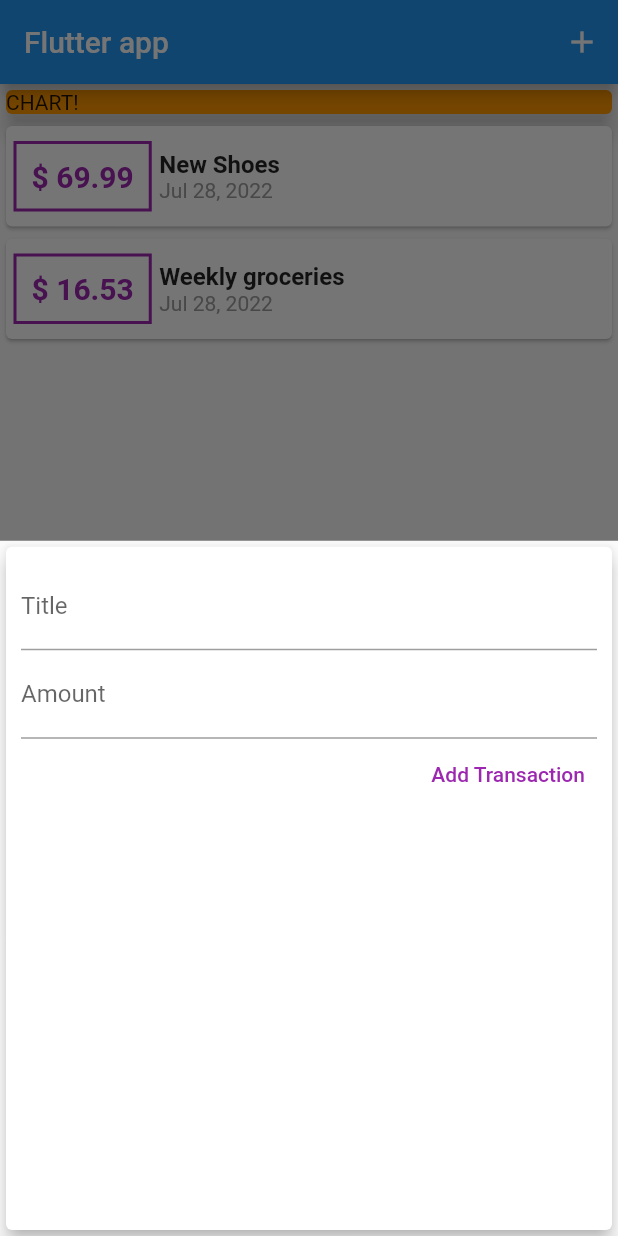
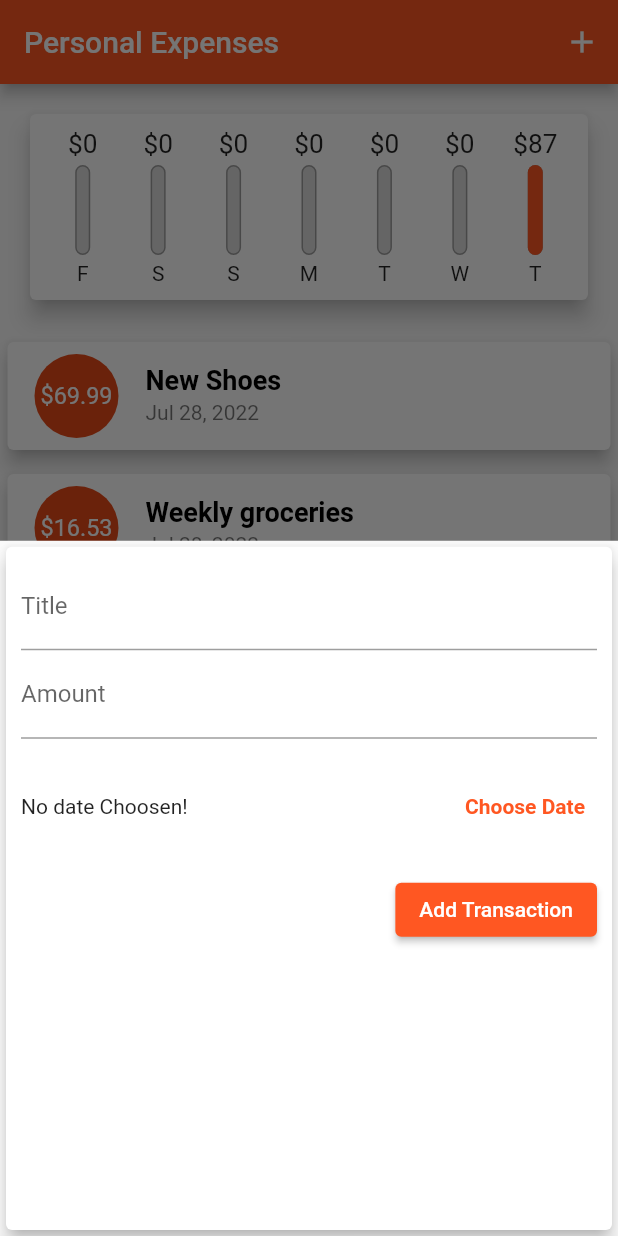
Before and after one commit to Sultanbek-Gapyrov/MoneyTracker, a Flutter app: the screen it shows after launch, after a tap on the "add" icon, on a phone screen of 412 x 824 dp. Run offline on Flutter 3.47's test engine with Material 2 defaults, Android fonts, the phone set to English and light mode, and no system bars.

Commit message:
adding new widgets

```diff
--- a/lib/main.dart
+++ b/lib/main.dart
@@ -1,6 +1,8 @@
 import 'package:flutter/material.dart';
+import 'package:planner_app/widgets/chart.dart';
 import 'package:planner_app/widgets/new_transaction.dart';
 import 'package:planner_app/widgets/transaction_list.dart';
+import './widgets/chart.dart';
 
 import 'models/transaction.dart';
 
@@ -15,14 +17,18 @@ class MyApp extends StatelessWidget {
   Widget build(BuildContext context) {
     return MaterialApp(
       debugShowCheckedModeBanner: false,
-      title: 'Flutter App',
-      home: MyHomePage(),
+      title: 'Personal Expenses',
+      theme: ThemeData(
+        primarySwatch: Colors.deepOrange,
+        // fontFamily: 'Quicksand',
+      ),
+      home: const MyHomePage(),
     );
   }
 }
 
 class MyHomePage extends StatefulWidget {
-  MyHomePage({Key? key}) : super(key: key);
+  const MyHomePage({Key? key}) : super(key: key);
 
   @override
   State<MyHomePage> createState() => _MyHomePageState();
@@ -44,11 +50,22 @@ class _MyHomePageState extends State<MyHomePage> {
     ),
   ];
 
-  void _addNewTransactrion(String txTitle, double txAmount) {
+  List<Transaction> get _recentTransactions {
+    return _userTransactions.where((tx) {
+      return tx.date.isAfter(
+        DateTime.now().subtract(
+          Duration(days: 7),
+        ),
+      );
+    }).toList();
+  }
+
+  void _addNewTransactrion(
+      String txTitle, double txAmount, DateTime chosenDate) {
     final newTx = Transaction(
       title: txTitle,
       amount: txAmount,
-      date: DateTime.now(),
+      date: chosenDate,
       id: DateTime.now().toString(),
     );
 
@@ -57,9 +74,9 @@ class _MyHomePageState extends State<MyHomePage> {
     });
   }
 
-  void _startAddNewTransaction(BuildContext context) {
+  void _startAddNewTransaction(BuildContext ctx) {
     showModalBottomSheet(
-      context: context,
+      context: ctx,
       builder: (_) {
         return GestureDetector(
           onTap: () {},
@@ -74,13 +91,13 @@ class _MyHomePageState extends State<MyHomePage> {
   Widget build(BuildContext context) {
     return Scaffold(
       appBar: AppBar(
-        title: const Text('Flutter app'),
+        title: const Text('Personal Expenses'),
         actions: <Widget>[
           IconButton(
-            onPressed: () => _startAddNewTransaction(context),
             icon: const Icon(
               Icons.add,
             ),
+            onPressed: () => _startAddNewTransaction(context),
           )
         ],
       ),
@@ -89,14 +106,7 @@ class _MyHomePageState extends State<MyHomePage> {
           // mainAxisAlignment: MainAxisAlignment.start,
           crossAxisAlignment: CrossAxisAlignment.stretch,
           children: <Widget>[
-            Container(
-              width: double.infinity,
-              child: const Card(
-                color: Colors.orange,
-                child: Text('CHART!'),
-                elevation: 6.0,
-              ),
-            ),
+            Chart(_recentTransactions),
             TransactionList(_userTransactions),
           ],
         ),
--- a/lib/models/transaction.dart
+++ b/lib/models/transaction.dart
@@ -1,8 +1,8 @@
 class Transaction {
-  String id;
-  String title;
-  double amount;
-  DateTime date;
+  final String id;
+  final String title;
+  final double amount;
+  final DateTime date;
 
   Transaction({
     required this.id,
--- /dev/null
+++ b/lib/widgets/chart.dart
@@ -0,0 +1,69 @@
+import 'dart:developer';
+
+import 'package:flutter/material.dart';
+
+import 'package:intl/intl.dart';
+import 'package:planner_app/models/transaction.dart';
+import './chart_bar.dart';
+
+class Chart extends StatelessWidget {
+  final List<Transaction> recentTransactions;
+
+  List<Map<String, Object>> get groupedTransactionValues {
+    return List.generate(7, (index) {
+      final weekDay = DateTime.now().subtract(
+        Duration(days: index),
+      );
+      double totalSum = 0.0;
+
+      for (var i = 0; i < recentTransactions.length; i++) {
+        if (recentTransactions[i].date.day == weekDay.day &&
+            recentTransactions[i].date.month == weekDay.month &&
+            recentTransactions[i].date.year == weekDay.year) {
+          totalSum += recentTransactions[i].amount;
+        }
+      }
+
+      return {
+        'day': DateFormat.E().format(weekDay).substring(0, 1),
+        'amount': totalSum
+      };
+    }).reversed.toList();
+  }
+
+  double get totalSpending {
+    return groupedTransactionValues.fold(0.0, (sum, item) {
+      return sum + (item['amount'] as num);
+    });
+  }
+
+  const Chart(
+    this.recentTransactions,
+  );
+
+  @override
+  Widget build(BuildContext context) {
+    return Card(
+      elevation: 6.0,
+      margin: const EdgeInsets.all(20.0),
+      child: Padding(
+        padding: const EdgeInsets.all(10.0),
+        child: Row(
+          mainAxisAlignment: MainAxisAlignment.spaceEvenly,
+          children: groupedTransactionValues.map((data) {
+            return Flexible(
+              fit: FlexFit.tight,
+              child: ChartBar(
+                (data['day'] as String),
+                (data['amount'] as double),
+                totalSpending == 0.0
+                    ? 0.0
+                    : (data['amount'] as double) / totalSpending,
+              ),
+            );
+          }).toList(),
+        ),
+      ),
+    );
+  }
+}
--- /dev/null
+++ b/lib/widgets/chart_bar.dart
@@ -0,0 +1,60 @@
+import 'package:flutter/widgets.dart';
+import 'package:flutter/material.dart';
+
+class ChartBar extends StatelessWidget {
+  final String label;
+  final double spendingAmount;
+  final double spendingPctOfTotal;
+
+  const ChartBar(
+    this.label,
+    this.spendingAmount,
+    this.spendingPctOfTotal,
+  );
+  @override
+  Widget build(BuildContext context) {
+    return Column(
+      children: <Widget>[
+        Container(
+          height: 20.0,
+          child:
+              FittedBox(child: Text('\$${spendingAmount.toStringAsFixed(0)}')),
+        ),
+        const SizedBox(
+          height: 4.0,
+        ),
+        Container(
+          height: 60.0,
+          width: 10.0,
+          child: Stack(
+            children: <Widget>[
+              Container(
+                decoration: BoxDecoration(
+                  border: Border.all(
+                    color: Colors.grey,
+                    width: 1.0,
+                  ),
+                  color: Color.fromRGBO(220, 220, 220, 1),
+                  borderRadius: BorderRadius.circular(10),
+                ),
+              ),
+              FractionallySizedBox(
+                heightFactor: spendingPctOfTotal,
+                child: Container(
+                  decoration: BoxDecoration(
+                    color: Theme.of(context).primaryColor,
+                    borderRadius: BorderRadius.circular(10),
+                  ),
+                ),
+              )
+            ],
+          ),
+        ),
+        const SizedBox(
+          height: 4.0,
+        ),
+        Text(label)
+      ],
+    );
+  }
+}
--- a/lib/widgets/new_transaction.dart
+++ b/lib/widgets/new_transaction.dart
@@ -1,26 +1,56 @@
 import 'package:flutter/material.dart';
+import 'package:intl/intl.dart';
 
-class NewTransaction extends StatelessWidget {
-  final titleController = TextEditingController();
-  final amountController = TextEditingController();
+class NewTransaction extends StatefulWidget {
   final Function addTx;
 
   NewTransaction(
     this.addTx,
   );
 
-  void submitData() {
-    final enteredTitle = titleController.text;
-    final enteredAmount = double.parse(amountController.text);
+  @override
+  State<NewTransaction> createState() => _NewTransactionState();
+}
 
-    if (enteredTitle.isEmpty || enteredAmount <= 0) {
+class _NewTransactionState extends State<NewTransaction> {
+  final _titleController = TextEditingController();
+  final _amountController = TextEditingController();
+  DateTime? _selectedDate;
+
+  void _submitData() {
+    if (_amountController.text.isEmpty) {
+      return;
+    }
+    final enteredTitle = _titleController.text;
+    final enteredAmount = double.parse(_amountController.text);
+
+    if (enteredTitle.isEmpty || enteredAmount <= 0 || _selectedDate == null) {
       return;
     }
 
-    addTx(
+    widget.addTx(
+      enteredTitle,
       enteredAmount,
-      enteredTitle,
+      _selectedDate,
     );
+    Navigator.of(context).pop();
+  }
+
+  void _presentDatePicker() {
+    showDatePicker(
+      context: context,
+      initialDate: DateTime.now(),
+      firstDate: DateTime(2022),
+      lastDate: DateTime.now(),
+    ).then((pickedDate) {
+      if (pickedDate == null) {
+        return;
+      }
+      setState(() {
+        _selectedDate = pickedDate;
+      });
+    });
+    print('...');
   }
 
   @override
@@ -34,27 +64,50 @@ class NewTransaction extends StatelessWidget {
           children: <Widget>[
             TextField(
               decoration: const InputDecoration(labelText: 'Title'),
-              controller: titleController,
-              onSubmitted: (_) => submitData(),
+              controller: _titleController,
+              onSubmitted: (_) => _submitData(),
               // onChanged: (value) {
               //   titleInput = value;
               // },
             ),
             TextField(
               decoration: const InputDecoration(labelText: 'Amount'),
+              controller: _amountController,
+              keyboardType: TextInputType.number,
+              onSubmitted: (_) => _submitData(),
               // onChanged: (value) {
               //   amountInput = value;
               // },ssss
-              controller: amountController,
-              keyboardType: TextInputType.number,
-              onSubmitted: (_) => submitData(),
             ),
-            TextButton(
-              onPressed: submitData,
+            SizedBox(
+              height: 90.0,
+              child: Row(
+                children: <Widget>[
+                  Expanded(
+                    child: Text(
+                      _selectedDate == null
+                          ? 'No date Choosen!'
+                          : 'Picked Date: ${DateFormat.yMd().format(_selectedDate!)}',
+                    ),
+                  ),
+                  TextButton(
+                    onPressed: _presentDatePicker,
+                    child: const Text(
+                      'Choose Date',
+                      style: TextStyle(
+                        fontWeight: FontWeight.bold,
+                      ),
+                    ),
+                  )
+                ],
+              ),
+            ),
+            ElevatedButton(
+              onPressed: _submitData,
               child: const Text(
                 'Add Transaction',
                 style: TextStyle(
-                  color: Colors.purple,
+                  color: Colors.white,
                 ),
               ),
             ),
--- a/lib/widgets/transaction_list.dart
+++ b/lib/widgets/transaction_list.dart
@@ -10,60 +10,59 @@ class TransactionList extends StatelessWidget {
 
   @override
   Widget build(BuildContext context) {
-    return Container(
-      height: 300.0,
-      child: ListView.builder(
-        itemBuilder: (ctx, index) {
-          return Card(
-            child: Row(
+    return SizedBox(
+      height: 600.0,
+      child: transactions.isEmpty
+          ? Column(
               children: <Widget>[
+                const Text(
+                  ' No transactions added yet!',
+                  // style: Theme.of(context).textTheme.title,
+                ),
+                const SizedBox(
+                  height: 20.0,
+                ),
                 Container(
+                  height: 200.0,
+                  child: Image.asset(
+                    'assets/images/waiting.png',
+                    fit: BoxFit.cover,
+                  ),
+                ),
+              ],
+            )
+          : ListView.builder(
+              itemBuilder: (ctx, index) {
+                return Card(
+                  elevation: 5.0,
                   margin: const EdgeInsets.symmetric(
-                    vertical: 10,
+                    vertical: 8,
                     horizontal: 5.0,
                   ),
-                  decoration: BoxDecoration(
-                    border: Border.all(
-                      color: Colors.purple,
-                      width: 2.0,
+                  child: ListTile(
+                    leading: CircleAvatar(
+                      radius: 30.0,
+                      child: Padding(
+                        padding: const EdgeInsets.all(6.0),
+                        child: FittedBox(
+                            child: Text('\$${transactions[index].amount}')),
+                      ),
+                    ),
+                    title: Text(
+                      transactions[index].title,
+                      style: const TextStyle(
+                          color: Colors.black,
+                          fontWeight: FontWeight.bold,
+                          fontSize: 18.0),
+                    ),
+                    subtitle: Text(
+                      DateFormat.yMMMd().format(transactions[index].date),
                     ),
                   ),
-                  padding: const EdgeInsets.all(
-                    10.0,
-                  ),
-                  child: Text(
-                    '\$ ${transactions[index].amount.toStringAsFixed(2)}',
-                    style: const TextStyle(
-                      fontWeight: FontWeight.bold,
-                      fontSize: 20.0,
-                      color: Colors.purple,
-                    ),
-                  ),
-                ),
-                Column(
-                  crossAxisAlignment: CrossAxisAlignment.start,
-                  children: <Widget>[
-                    Text(
-                      transactions[index].title,
-                      style: const TextStyle(
-                        fontSize: 16.0,
-                        fontWeight: FontWeight.bold,
-                      ),
-                    ),
-                    Text(
-                      DateFormat.yMMMd().format(transactions[index].date),
-                      style: const TextStyle(
-                        color: Colors.grey,
-                      ),
-                    ),
-                  ],
-                ),
-              ],
+                );
+              },
+              itemCount: transactions.length,
             ),
-          );
-        },
-        itemCount: transactions.length,
-      ),
     );
   }
 }
```
Also changed, not shown: assets/fonts/OpenSans-Bold.ttf (added), assets/fonts/OpenSans-Regular.ttf (added), assets/fonts/Quicksand-Bold.ttf (added), assets/fonts/Quicksand-Light.ttf (added), assets/fonts/Quicksand-Medium.ttf (added), assets/fonts/Quicksand-Regular.ttf (added), assets/images/rock.jpg (added).
